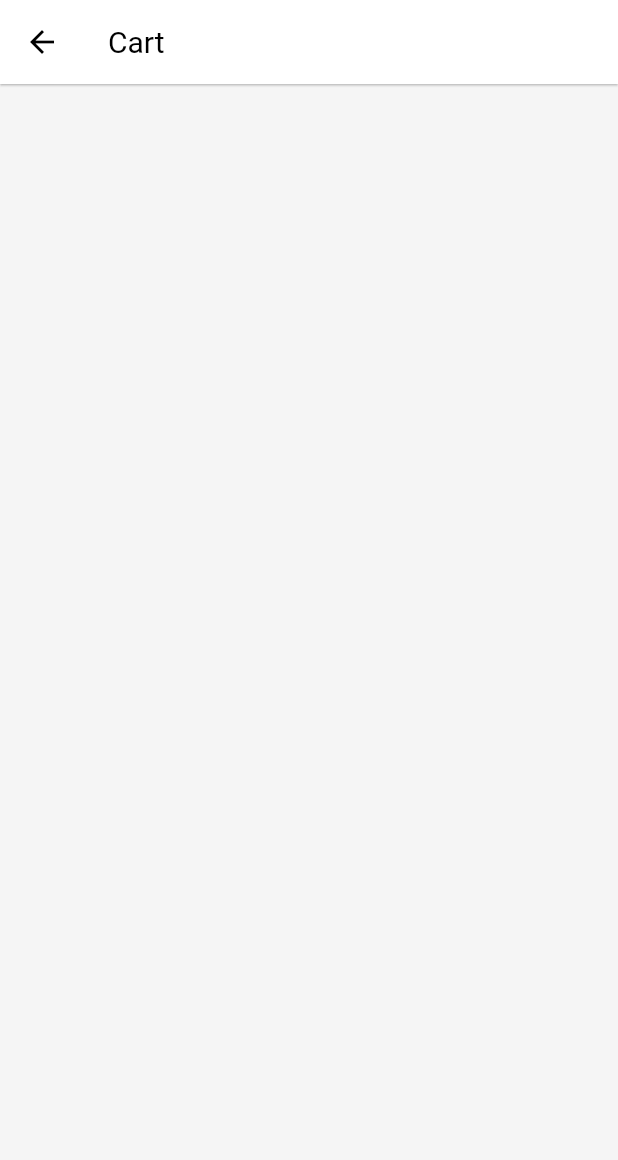
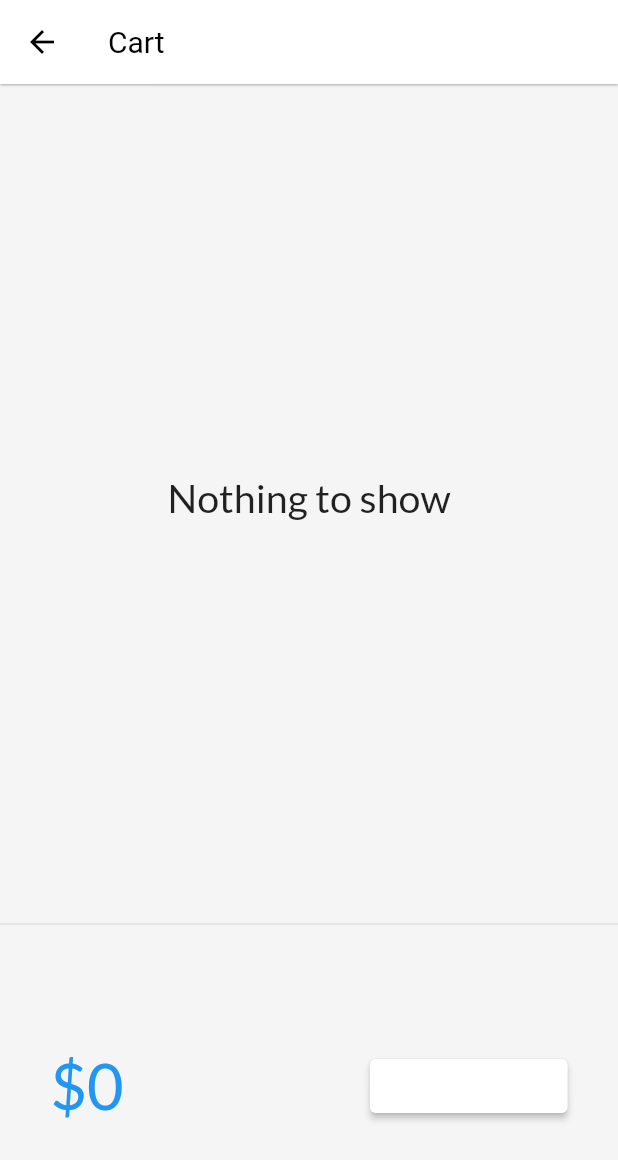
Before and after one commit to deepanshu-dua/eCommerceapp, a Flutter app: the CartPage screen opened by its route, on a phone screen of 412 x 824 dp. Shown: the top 1160 px of the screen. Run offline on Flutter 3.47's test engine with Material 2 defaults, Android fonts, the phone set to English and light mode, and no system bars; our stand-ins replace google_fonts, velocity_x; missing offline and left inert: dart:ffi; network calls fail.

Commit message:
DAY12 completed

```diff
--- a/lib/main.dart
+++ b/lib/main.dart
@@ -24,7 +24,7 @@ class MyApp extends StatelessWidget {
 
       // darkTheme: ThemeData(brightness: Brightness.dark,),
       debugShowCheckedModeBanner: false,
-      initialRoute: MyRoutes.loginRoute,
+      initialRoute: MyRoutes.homeRoute,
       routes: {
         "/": (context) => LoginPage(),
         MyRoutes.homeRoute: (context) => HomePage(),
--- /dev/null
+++ b/lib/models/cart.dart
@@ -0,0 +1,36 @@
+import 'package:flutter_course/models/catalog.dart';
+
+class CartModel {
+  static final cartModel = CartModel._internal();
+
+  CartModel._internal();
+
+  factory CartModel() => cartModel;
+  late catalogModel _catalog;
+
+  final List<int> _itemsIds = [];
+
+  catalogModel get catalog => _catalog;
+
+  set catalog(catalogModel newCatalog) {
+    assert(newCatalog != null);
+    _catalog = newCatalog;
+  }
+
+//  get the items in the cart
+  List<Item>? get items => _itemsIds.map((id) => _catalog.getById(id)).toList();
+
+// get total price
+  num get totalPrice =>
+      items!.fold(0, (total, current) => total + current.price);
+
+  void add(Item item) {
+    _itemsIds.add(item.id);
+
+    void add(Item item) {
+      _itemsIds.remove(item.id);
+    }
+  }
+
+  void remove(Item item) {}
+}
--- a/lib/models/catalog.dart
+++ b/lib/models/catalog.dart
@@ -1,7 +1,17 @@
 import 'package:flutter/foundation.dart';
 
 class catalogModel {
+  static final catModel = catalogModel._internal();
+
+  catalogModel._internal();
+
+  factory catalogModel() => catModel;
   static List<Item>? Items = null;
+
+  Item getById(int id) =>
+      Items!.firstWhere((element) => element.id == id, orElse: null);
+
+  Item getByPosition(int pos) => Items![pos];
 }
 
 class Item {
--- a/lib/pages/cart_page.dart
+++ b/lib/pages/cart_page.dart
@@ -1,4 +1,5 @@
 import 'package:flutter/material.dart';
+import 'package:flutter_course/models/cart.dart';
 import 'package:flutter_course/themes.dart';
 import 'package:velocity_x/velocity_x.dart';
 
@@ -8,10 +9,71 @@ class CartPage extends StatelessWidget {
   @override
   Widget build(BuildContext context) {
     return Scaffold(
+      backgroundColor: MyTheme.creamColor,
       appBar: AppBar(
         title: "Cart".text.make(),
       ),
-      backgroundColor: MyTheme.creamColor,
+      body: Column(
+        children: [
+          _CartList().p32().expand(),
+          Divider(),
+          _CartTotal(),
+        ],
+      ),
     );
   }
 }
+
+class _CartTotal extends StatelessWidget {
+  const _CartTotal({Key? key}) : super(key: key);
+
+  @override
+  Widget build(BuildContext context) {
+    final _cart = CartModel();
+    return SizedBox(
+      height: 200,
+      child: Row(mainAxisAlignment: MainAxisAlignment.spaceAround, children: [
+        "\$${_cart.totalPrice}".text.xl5.color(context.accentColor).make(),
+        30.widthBox,
+        ElevatedButton(
+          onPressed: () {
+            ScaffoldMessenger.of(context).showSnackBar(
+                SnackBar(content: "buying not supported yet".text.make()));
+          },
+          style: ButtonStyle(
+              backgroundColor: MaterialStateProperty.all(context.cardColor)),
+          child: "Buy".text.make(),
+        ).w32(context)
+      ]),
+    );
+  }
+}
+
+class _CartList extends StatefulWidget {
+  const _CartList({Key? key}) : super(key: key);
+
+  @override
+  State<_CartList> createState() => __CartListState();
+}
+
+class __CartListState extends State<_CartList> {
+  final _cart = CartModel();
+  @override
+  Widget build(BuildContext context) {
+    return _cart.items!.isEmpty
+        ? "Nothing to show".text.xl3.makeCentered()
+        : ListView.builder(
+            itemCount: _cart.items?.length,
+            itemBuilder: (context, index) => ListTile(
+                  leading: Icon(Icons.done),
+                  trailing: IconButton(
+                    icon: Icon(Icons.remove_circle_outline),
+                    onPressed: () {
+                      _cart.remove(_cart.items![index]);
+                      setState(() {});
+                    },
+                  ),
+                  title: _cart.items![index].name.text.make(),
+                ));
+  }
+}
```
Also changed, not shown: lib/pages/home_details.dart (+3 -7 lines), lib/pages/home_page.dart (+6 -9 lines), lib/widget/add_to_cart.dart (added, +45 -0 lines).
